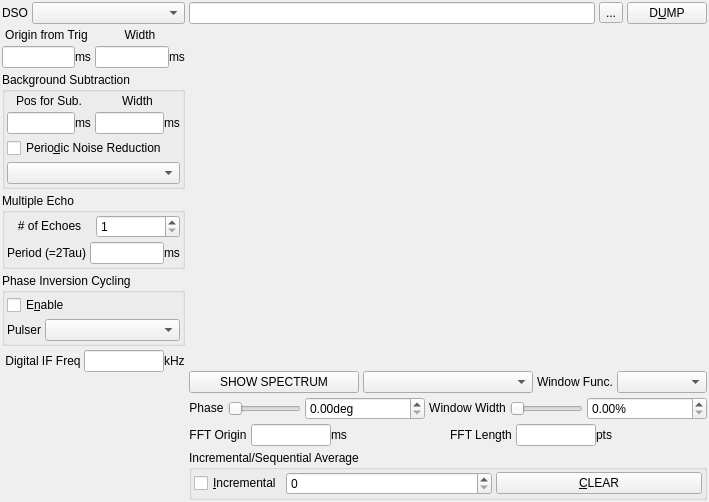
Qt form modules/nmr/nmrpulseform.ui (northriv/KAME) before a commit.
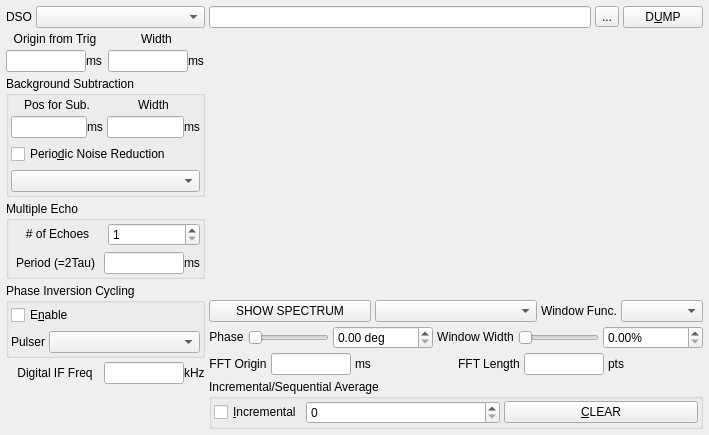
The same form after that commit. Custom widgets are drawn as their Qt base class.

What changed in the file:
```diff
--- a/modules/nmr/nmrpulseform.ui
+++ b/modules/nmr/nmrpulseform.ui
@@ -7,7 +7,7 @@
     <x>0</x>
     <y>0</y>
     <width>709</width>
-    <height>502</height>
+    <height>435</height>
    </rect>
   </property>
   <property name="windowTitle">
@@ -15,6 +15,18 @@
   </property>
   <widget class="QWidget" name="widget">
    <layout class="QHBoxLayout" name="horizontalLayout_6">
+    <property name="leftMargin">
+     <number>6</number>
+    </property>
+    <property name="topMargin">
+     <number>6</number>
+    </property>
+    <property name="rightMargin">
+     <number>6</number>
+    </property>
+    <property name="bottomMargin">
+     <number>6</number>
+    </property>
     <item>
      <layout class="QVBoxLayout" name="verticalLayout_2">
       <item>
@@ -195,6 +207,12 @@
          <property name="bottomMargin">
           <number>2</number>
          </property>
+         <property name="horizontalSpacing">
+          <number>4</number>
+         </property>
+         <property name="verticalSpacing">
+          <number>-1</number>
+         </property>
          <item row="0" column="0">
           <layout class="QHBoxLayout">
            <item>
@@ -376,6 +394,12 @@
          <property name="bottomMargin">
           <number>2</number>
          </property>
+         <property name="horizontalSpacing">
+          <number>4</number>
+         </property>
+         <property name="verticalSpacing">
+          <number>-1</number>
+         </property>
          <item row="1" column="0">
           <layout class="QHBoxLayout">
            <item>
@@ -504,6 +528,12 @@
          <property name="bottomMargin">
           <number>2</number>
          </property>
+         <property name="horizontalSpacing">
+          <number>4</number>
+         </property>
+         <property name="verticalSpacing">
+          <number>-1</number>
+         </property>
          <item row="0" column="0" colspan="2">
           <widget class="QCheckBox" name="m_ckbPICEnabled">
            <property name="sizePolicy">
@@ -633,6 +663,9 @@
      <layout class="QVBoxLayout" name="verticalLayout">
       <item>
        <layout class="QHBoxLayout">
+        <property name="spacing">
+         <number>4</number>
+        </property>
         <item>
          <widget class="QLineEdit" name="m_edDump"/>
         </item>
@@ -746,6 +779,12 @@
           </item>
           <item>
            <widget class="QSlider" name="m_slPhaseAdv">
+            <property name="minimumSize">
+             <size>
+              <width>50</width>
+              <height>0</height>
+             </size>
+            </property>
             <property name="orientation">
              <enum>Qt::Horizontal</enum>
             </property>
@@ -761,12 +800,12 @@
             </property>
             <property name="minimumSize">
              <size>
-              <width>120</width>
+              <width>100</width>
               <height>0</height>
              </size>
             </property>
             <property name="suffix">
-             <string>deg</string>
+             <string> deg</string>
             </property>
             <property name="minValue" stdset="0">
              <number>0</number>
@@ -804,6 +843,12 @@
           </item>
           <item>
            <widget class="QSlider" name="m_slWindowWIdth">
+            <property name="minimumSize">
+             <size>
+              <width>50</width>
+              <height>0</height>
+             </size>
+            </property>
             <property name="orientation">
              <enum>Qt::Horizontal</enum>
             </property>
@@ -819,7 +864,7 @@
             </property>
             <property name="minimumSize">
              <size>
-              <width>120</width>
+              <width>100</width>
               <height>0</height>
              </size>
             </property>
@@ -867,7 +912,7 @@
           <item>
            <layout class="QHBoxLayout">
             <property name="spacing">
-             <number>0</number>
+             <number>4</number>
             </property>
             <item>
              <widget class="QLineEdit" name="m_edFFTPos">
@@ -929,7 +974,7 @@
           <item>
            <layout class="QHBoxLayout">
             <property name="spacing">
-             <number>0</number>
+             <number>4</number>
             </property>
             <item>
              <widget class="QLineEdit" name="m_edFFTLen">
```
